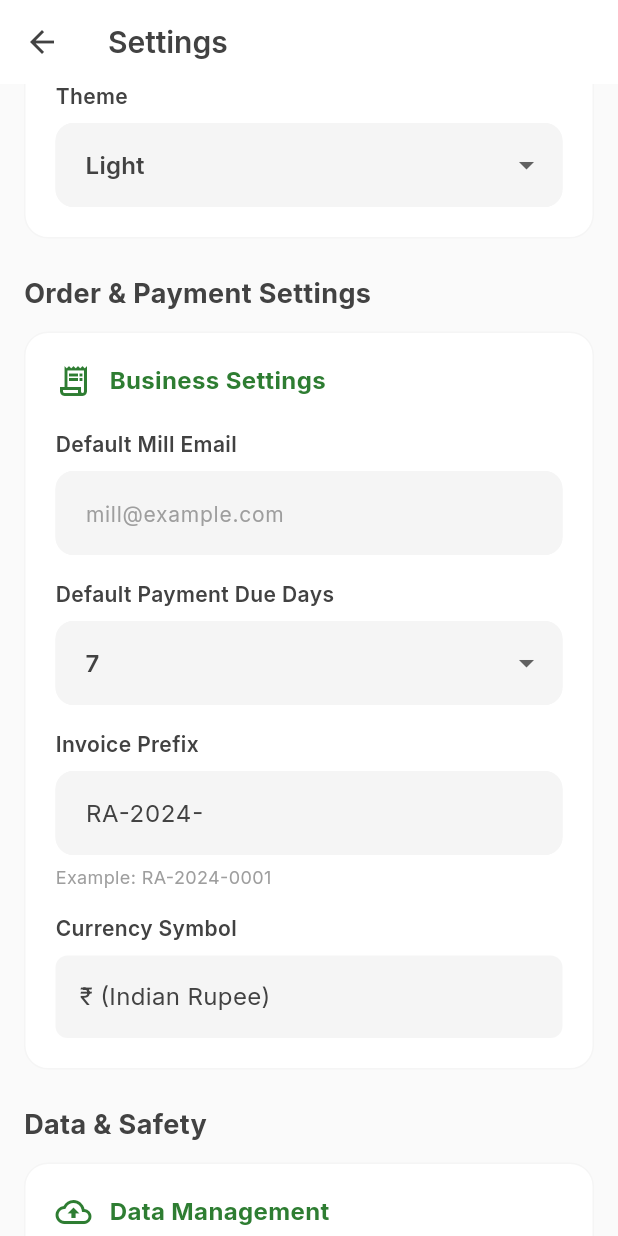
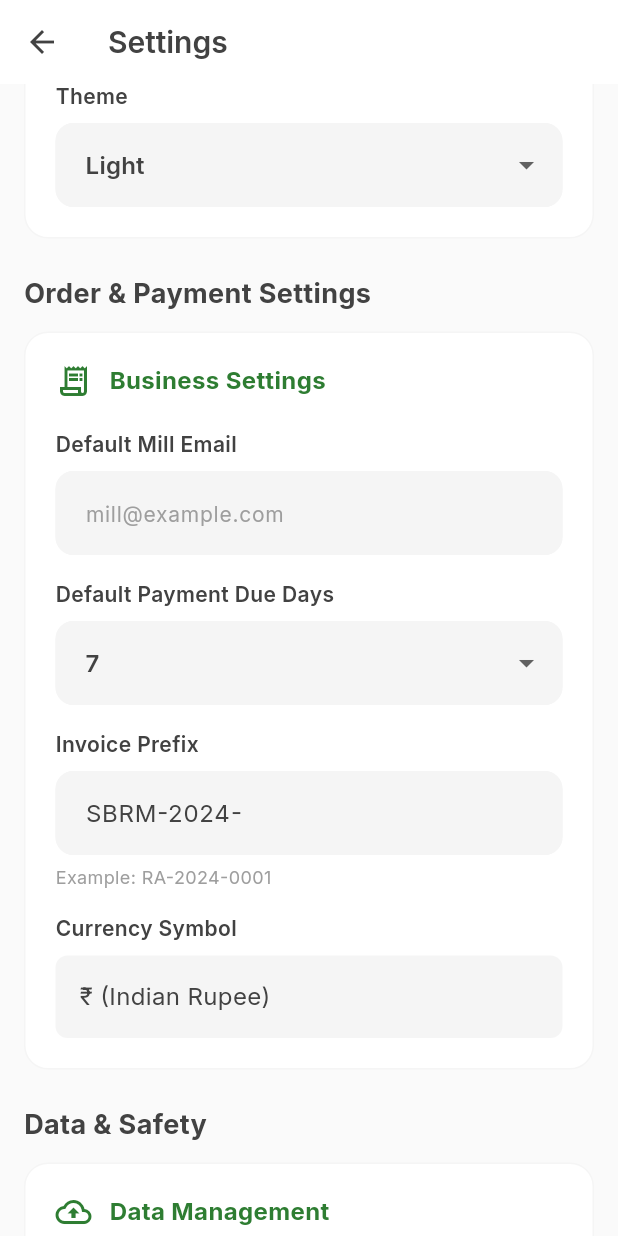
Before and after one commit to Ganesh2006646/RICE_APP, a Flutter app: the SettingsScreen screen opened directly, scrolled down 576 dp, on a phone screen of 412 x 824 dp. Run offline on Flutter 3.47's test engine with Material 3 defaults, Android fonts, the phone set to English and light mode, and no system bars; our stand-ins replace drift, flutter_animate, flutter_riverpod, google_fonts, lottie, share_plus and 1 more; missing offline and left inert: excel; accounts and stored records are empty; generated files the repository leaves out were written again.

Commit message:
Website Integration: Official SBRM Products, Company Info & Branding from sbrm.co.in

```diff
--- a/mobile/flutter_app/lib/screens/settings_screen.dart
+++ b/mobile/flutter_app/lib/screens/settings_screen.dart
@@ -386,7 +386,7 @@ class _SettingsScreenState extends ConsumerState<SettingsScreen> {
                       Container(
                         width: 100,
                         height: 100,
-                        decoration: BoxDecoration(
+                        decoration: const BoxDecoration(
                           shape: BoxShape.circle,
                           color: Colors.white,
                         ),
@@ -436,11 +436,59 @@ class _SettingsScreenState extends ConsumerState<SettingsScreen> {
                       ),
                       const SizedBox(height: 8),
                       const Text(
-                        'Owner: Kankatala Narayana Murthy',
+                        'Established 1998 • 45+ Years of Excellence',
                         textAlign: TextAlign.center,
                         style: TextStyle(
-                          fontSize: 14,
+                          fontSize: 13,
+                          fontWeight: FontWeight.w600,
                           color: AppTheme.charcoal,
+                        ),
+                      ),
+                      const SizedBox(height: 16),
+                      const Text(
+                        'Jaggampeta, East Godavari\nAndhra Pradesh, India',
+                        textAlign: TextAlign.center,
+                        style: TextStyle(
+                          fontSize: 13,
+                          color: AppTheme.grey,
+                        ),
+                      ),
+                      const SizedBox(height: 12),
+                      Row(
+                        mainAxisAlignment: MainAxisAlignment.center,
+                        children: const [
+                          Icon(Icons.email,
+                              size: 16, color: AppTheme.primaryGreen),
+                          SizedBox(width: 8),
+                          Text(
+                            'sbbrrm@gmail.com',
+                            style: TextStyle(
+                              fontSize: 13,
+                              color: AppTheme.primaryGreen,
+                              fontWeight: FontWeight.w500,
+                            ),
+                          ),
+                        ],
+                      ),
+                      const SizedBox(height: 16),
+                      const Divider(),
+                      const SizedBox(height: 16),
+                      const Text(
+                        'Part of Balaji Group of Industries',
+                        textAlign: TextAlign.center,
+                        style: TextStyle(
+                          fontSize: 12,
+                          fontStyle: FontStyle.italic,
+                          color: AppTheme.grey,
+                        ),
+                      ),
+                      const SizedBox(height: 8),
+                      const Text(
+                        'Founded by Kotha Veerabhadra Rao & Kotha Narasimha Rao (Mohan Rao)\nContinued by Kotha Bhyarava Krishna, Kotha Sree Rama Krishna, Kotha Sudhir',
+                        textAlign: TextAlign.center,
+                        style: TextStyle(
+                          fontSize: 11,
+                          color: AppTheme.grey,
                         ),
                       ),
                     ],
--- a/mobile/flutter_app/lib/services/settings_service.dart
+++ b/mobile/flutter_app/lib/services/settings_service.dart
@@ -7,10 +7,10 @@ class SettingsService {
   static const String _keyInvoicePrefix = 'invoice_prefix';
   static const String _keyAgentName = 'agent_name';
 
-  // Default values
-  static const String defaultMillEmail = 'mill@example.com';
-  static const String defaultInvoicePrefix = 'RA-2024-';
-  static const String defaultAgentName = 'Agent';
+  // Default values - Official Sri Balaji Rice Mill
+  static const String defaultMillEmail = 'sbbrrm@gmail.com';
+  static const String defaultInvoicePrefix = 'SBRM-2024-';
+  static const String defaultAgentName = 'Kankatala Narayana Murthy';
 
   /// Get the default mill email for sending orders
   static Future<String> getMillEmail() async {
```
Also changed, not shown: mobile/flutter_app/lib/services/seed_service.dart (+63 -19 lines), mobile/flutter_app/assets/images/brown_rice.png (added), mobile/flutter_app/assets/images/galaxy_sona_rice.png (added), mobile/flutter_app/assets/images/hmt_jeera_rice.png (added), mobile/flutter_app/assets/images/mill_facility.jpg (added), 1 other file.
